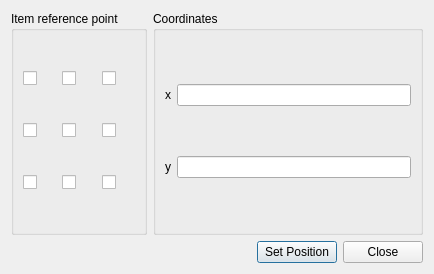
First picture: the form in qgis/src/ui/qgsitempositiondialogbase.ui, repository sourcepole/qgis, before the edit.
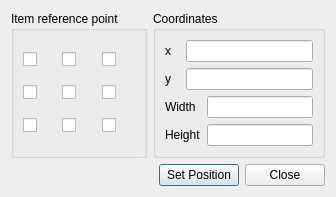
Second picture: the form after the edit.

Commit message: [FEATURE]: add capability to show and manipulate composer item with/ height in item position dialog

Diff of the .ui file:
```diff
--- a/qgis/src/ui/qgsitempositiondialogbase.ui
+++ b/qgis/src/ui/qgsitempositiondialogbase.ui
@@ -6,14 +6,14 @@
    <rect>
     <x>0</x>
     <y>0</y>
-    <width>434</width>
-    <height>274</height>
+    <width>334</width>
+    <height>192</height>
    </rect>
   </property>
   <property name="windowTitle">
    <string>Set item position</string>
   </property>
-  <layout class="QGridLayout">
+  <layout class="QGridLayout" name="gridLayout_2">
    <item row="0" column="0">
     <widget class="QGroupBox" name="mPositionGroupBox">
      <property name="title">
@@ -91,34 +91,46 @@
      <property name="title">
       <string>Coordinates</string>
      </property>
-     <layout class="QGridLayout">
+     <layout class="QGridLayout" name="gridLayout">
       <item row="0" column="0">
-       <layout class="QHBoxLayout">
-        <item>
          <widget class="QLabel" name="mXLabel">
           <property name="text">
            <string>x</string>
           </property>
          </widget>
         </item>
-        <item>
+      <item row="0" column="1" colspan="2">
          <widget class="QLineEdit" name="mXLineEdit"/>
         </item>
-       </layout>
-      </item>
       <item row="1" column="0">
-       <layout class="QHBoxLayout">
-        <item>
          <widget class="QLabel" name="mYLabel">
           <property name="text">
            <string>y</string>
           </property>
          </widget>
         </item>
-        <item>
+      <item row="1" column="1" colspan="2">
          <widget class="QLineEdit" name="mYLineEdit"/>
         </item>
-       </layout>
+      <item row="2" column="0" colspan="2">
+       <widget class="QLabel" name="mWidthLabel">
+        <property name="text">
+         <string>Width</string>
+        </property>
+       </widget>
+      </item>
+      <item row="2" column="2">
+       <widget class="QLineEdit" name="mWidthLineEdit"/>
+      </item>
+      <item row="3" column="0" colspan="2">
+       <widget class="QLabel" name="mHeightLabel">
+        <property name="text">
+         <string>Height</string>
+        </property>
+       </widget>
+      </item>
+      <item row="3" column="2">
+       <widget class="QLineEdit" name="mHeightLineEdit"/>
       </item>
      </layout>
     </widget>
```
Lines whose indentation alone changed are shown as unchanged. The commit also changes 5 other files.
